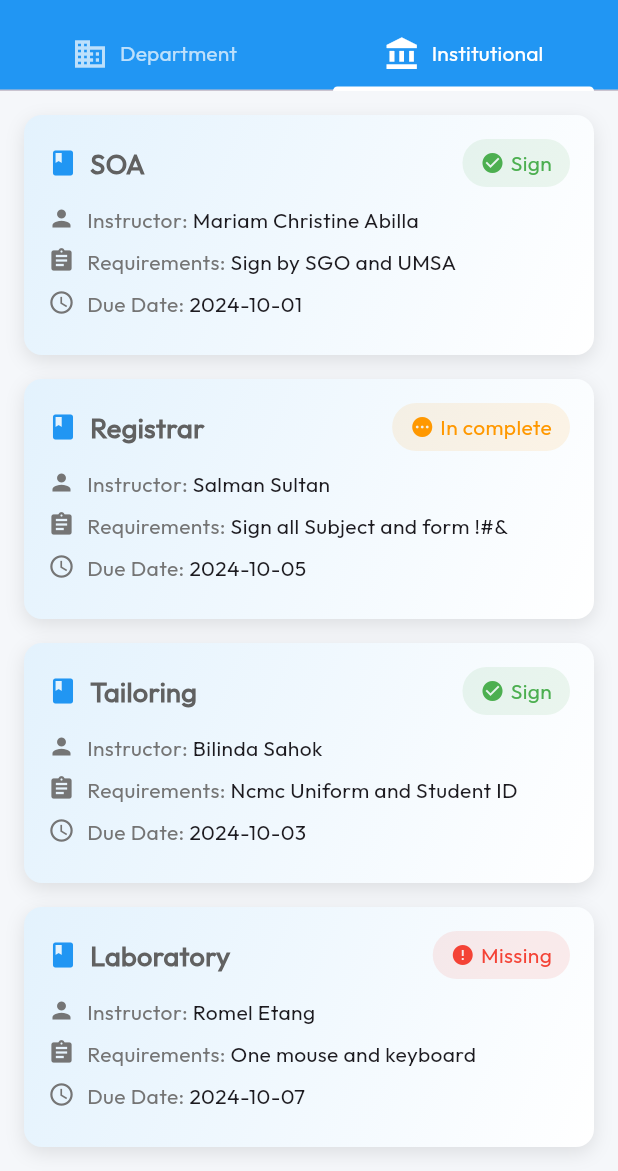
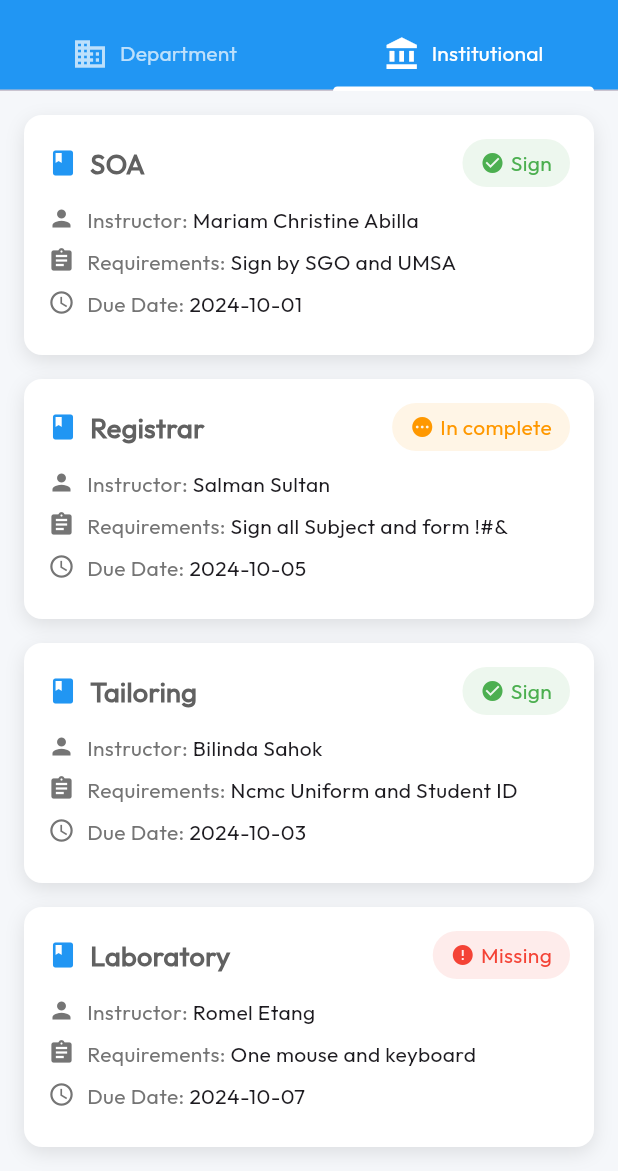
Before and after one commit to anthonyc-dev/ASCS-Flutter-Client-side-, a Flutter app: the DeptClearance screen opened by its route, tab 2 chosen, on a phone screen of 412 x 824 dp, the part 65-1236 px from its top. Run offline on Flutter 3.47's test engine with Material 3 defaults, Android fonts, the light colour scheme and no system bars; our stand-ins replace flutter_dotenv, flutter_screenutil, font_awesome_flutter, google_fonts, google_nav_bar, introduction_screen and 2 more; accounts and stored records are empty.

Commit message:
refactor: remove gradient backgrounds in favor of solid white color across UI components

```diff
--- a/my_app/lib/screens/dept_clearance.dart
+++ b/my_app/lib/screens/dept_clearance.dart
@@ -201,11 +201,11 @@ class _DeptClearanceState extends State<DeptClearance>
                     decoration: BoxDecoration(
                       color: Colors.white,
                       borderRadius: BorderRadius.circular(12),
-                      gradient: LinearGradient(
-                        colors: [Colors.blue.shade50, Colors.white],
-                        begin: Alignment.topLeft,
-                        end: Alignment.bottomRight,
-                      ),
+                      // gradient: LinearGradient(
+                      //   colors: [Colors.blue.shade50, Colors.white],
+                      //   begin: Alignment.topLeft,
+                      //   end: Alignment.bottomRight,
+                      // ),
                       boxShadow: [
                         BoxShadow(
                           color: Colors.black.withValues(alpha: 0.1),
--- a/my_app/lib/screens/home_dashboard.dart
+++ b/my_app/lib/screens/home_dashboard.dart
@@ -278,11 +278,6 @@ class HomeDashboard extends StatelessWidget {
       decoration: BoxDecoration(
         color: color,
         borderRadius: BorderRadius.circular(16),
-        gradient: LinearGradient(
-          colors: [Colors.blue.shade50, Colors.white],
-          begin: Alignment.topLeft,
-          end: Alignment.bottomRight,
-        ),
         boxShadow: [
           BoxShadow(
             color: Colors.black.withValues(alpha: 0.08),
--- a/my_app/lib/screens/inst_clearance.dart
+++ b/my_app/lib/screens/inst_clearance.dart
@@ -119,11 +119,6 @@ class _InstClearanceState extends State<InstClearance>
               decoration: BoxDecoration(
                 color: Colors.white,
                 borderRadius: BorderRadius.circular(12),
-                gradient: LinearGradient(
-                  colors: [Colors.blue.shade50, Colors.white],
-                  begin: Alignment.topLeft,
-                  end: Alignment.bottomRight,
-                ),
                 boxShadow: [
                   BoxShadow(
                     color: Colors.black.withValues(alpha: 0.1),
--- a/my_app/lib/screens/search_screen.dart
+++ b/my_app/lib/screens/search_screen.dart
@@ -135,11 +135,7 @@ class _SearchScreenState extends State<SearchScreen> {
                               padding: const EdgeInsets.all(16),
                               decoration: BoxDecoration(
                                 borderRadius: BorderRadius.circular(16),
-                                gradient: LinearGradient(
-                                  colors: [Colors.blue.shade50, Colors.white],
-                                  begin: Alignment.topLeft,
-                                  end: Alignment.bottomRight,
-                                ),
+                                color: Colors.white,
                               ),
                               child: Row(
                                 children: [
--- a/my_app/lib/widgets/event/event_card.dart
+++ b/my_app/lib/widgets/event/event_card.dart
@@ -25,11 +25,7 @@ class EventCard extends StatelessWidget {
       margin: const EdgeInsets.only(bottom: 16),
       decoration: BoxDecoration(
         borderRadius: BorderRadius.circular(18),
-        gradient: LinearGradient(
-          colors: [Colors.blue.shade50, Colors.white],
-          begin: Alignment.topLeft,
-          end: Alignment.bottomRight,
-        ),
+        color: Colors.white,
         boxShadow: [
           BoxShadow(
             color: Colors.black.withValues(alpha: 0.05),
```
